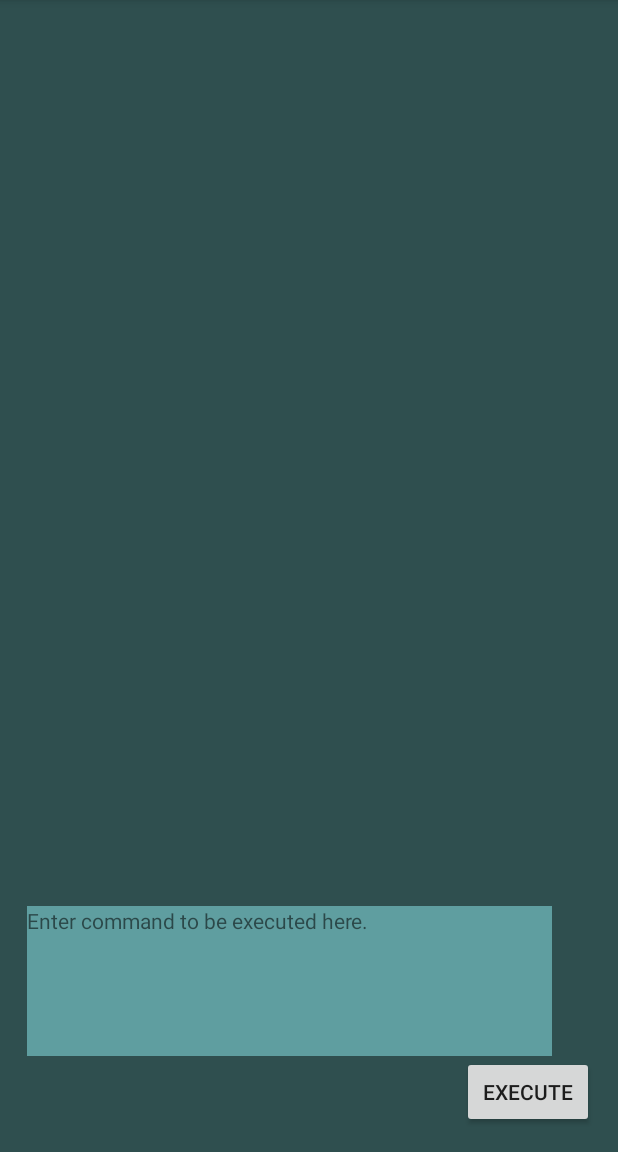
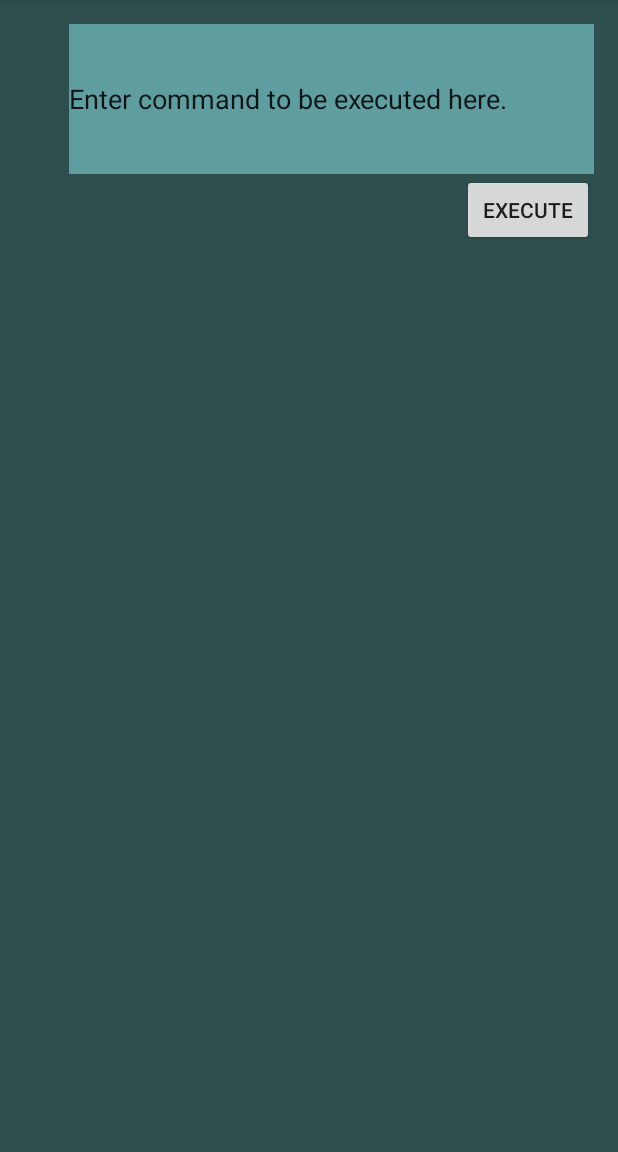
Before and after one commit to ybshankar010/SSApp, an Android app: the screen it shows after launch (MainActivity), on a phone screen of 412 x 824 dp, the part 84-1236 px from its top. Run offline under Robolectric (Android 15) with nearby library versions, the phone set to English and light mode, and no system bars.

Commit message:
Adding changes related to display, basic db operations

```diff
--- a/sqlForAndroid/src/main/java/com/crazyants/sqlforandroid/database/internal/InternalDBInterface.java
+++ b/sqlForAndroid/src/main/java/com/crazyants/sqlforandroid/database/internal/InternalDBInterface.java
@@ -19,7 +19,6 @@ import android.content.Context;
 import com.crazyants.sqlforandroid.database.interfaces.AndroidSQLHelper;
 import com.crazyants.sqlforandroid.database.interfaces.DBConstants;
 import com.crazyants.sqlforandroid.database.interfaces.tables.DefaultTable;
-import com.crazyants.sqlforandroid.database.interfaces.tables.ITableInterface;
 import com.crazyants.sqlforandroid.database.internal.tables.HistoryTable;
 import com.crazyants.sqlforandroid.database.internal.tables.TableList;
 
--- a/sqlForAndroid/src/main/res/layout/activity_main.xml
+++ b/sqlForAndroid/src/main/res/layout/activity_main.xml
@@ -9,27 +9,46 @@
     android:paddingRight="@dimen/activity_horizontal_margin"
     android:paddingTop="@dimen/activity_vertical_margin"
     android:paddingBottom="@dimen/activity_vertical_margin"
+    android:padding="16dp"
     android:background="@color/DarkSlateGray"
     tools:context="com.crazyants.sqlforandroid.MainActivity">
 
-    <TextView
-        android:text="@string/defaultTextForCommand"
+    <EditText
+        android:id="@+id/command"
         android:layout_width="wrap_content"
         android:layout_height="wrap_content"
-        android:layout_alignParentStart="true"
-        android:layout_marginStart="2dp"
+        android:layout_alignParentEnd="true"
+        android:layout_alignParentTop="true"
+        android:width="350dp"
         android:height="100dp"
-        android:width="350dp"
         android:background="@color/CadetBlue"
-        android:id="@+id/command"
-        android:layout_above="@+id/button" />
+        android:text="@string/defaultTextForCommand" />
 
     <Button
-        android:text="@string/execute"
+        android:id="@+id/button"
+        style="@style/Widget.AppCompat.Button"
         android:layout_width="wrap_content"
         android:layout_height="wrap_content"
-        android:id="@+id/button"
-        android:layout_alignParentBottom="true"
-        android:layout_alignParentEnd="true" />
+        android:layout_alignParentEnd="true"
+        android:layout_below="@+id/command"
+        android:text="@string/execute" />
+
+    <!--<ListView-->
+    <!--android:id="@+id/cardListView"-->
+    <!--android:layout_width="wrap_content"-->
+    <!--android:layout_height="wrap_content"-->
+    <!--android:layout_alignParentStart="true"-->
+    <!--android:layout_below="@+id/button"-->
+    <!--android:layout_marginTop="25dp"-->
+    <!--android:width="350dp"-->
+    <!--android:height="100dp"-->
+    <!--android:dividerHeight="0dp" />-->
+
+    <!-- A RecyclerView with some commonly used attributes -->
+    <android.support.v7.widget.RecyclerView
+        android:id="@+id/cardListView"
+        android:scrollbars="vertical"
+        android:layout_width="match_parent"
+        android:layout_height="match_parent"/>
 
 </RelativeLayout>
```
Also changed, not shown: sqlForAndroid/build.gradle (+9 -5 lines), sqlForAndroid/src/main/java/com/crazyants/sqlforandroid/database/interfaces/AndroidSQLHelper.java (+51 -2 lines).
